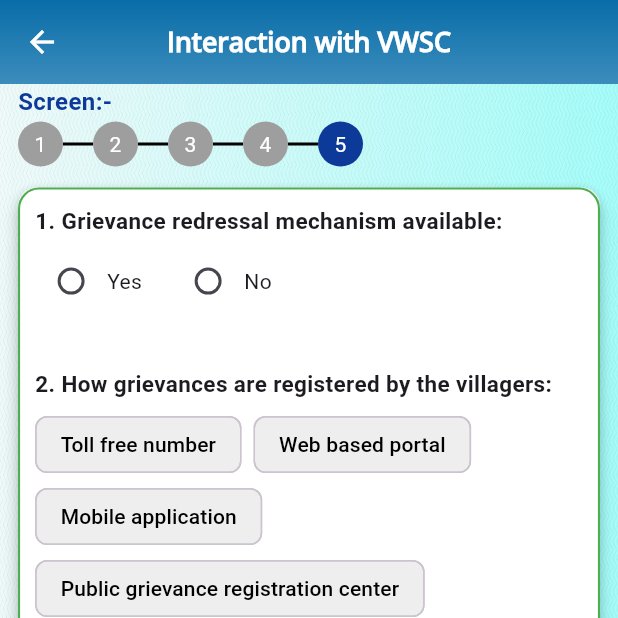
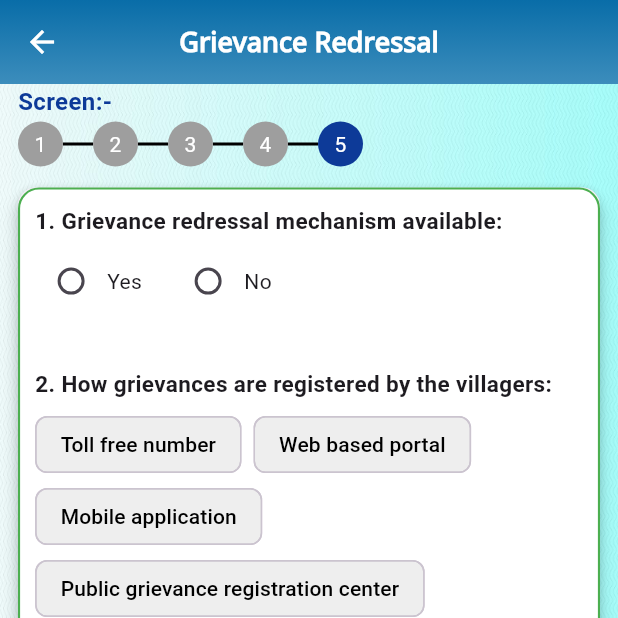
Before and after one commit to shubhamdevgupta/cno_inspector, a Flutter app: the GrievancePartE screen opened by its route, on a phone screen of 412 x 824 dp, the top half of it. Run offline on Flutter 3.47's test engine with Material 3 defaults, Android fonts, the phone set to English and light mode, and no system bars; our stand-ins replace connectivity_plus, device_info_plus, flutter_image_compress, fluttertoast, image_picker, shared_preferences; missing offline and left inert: encrypt; accounts and stored records are empty.

Commit message:
VWSM updated

```diff
--- a/lib/provider/vwscInfoProvider/VwscProvider.dart
+++ b/lib/provider/vwscInfoProvider/VwscProvider.dart
@@ -465,7 +465,7 @@ class Vwscprovider extends ChangeNotifier {
         communitySatisfactionWithWq: communitySatisfactionWithWq,
         createdBy: createdBy,
       );
-
+      _status=response.status;
       _message = response.message;
       return response.status ?? false;
     } catch (e) {
@@ -600,6 +600,7 @@ class Vwscprovider extends ChangeNotifier {
         createdBy: createdBy,
       );
 
+      _status=response.status;
       _message = response.message;
       return response.status ?? false;
     } catch (e) {
@@ -684,7 +685,7 @@ class Vwscprovider extends ChangeNotifier {
         registrationTypes: registrationTypes,
         createdBy: createdBy,
       );
-
+      _status=response.status;
       _message = response.message;
       return response.status ?? false;
     } catch (e) {
--- a/lib/views/InteractionVWSC/GrievancePartE.dart
+++ b/lib/views/InteractionVWSC/GrievancePartE.dart
@@ -37,7 +37,7 @@ class _GrievancePartE extends State<GrievancePartE> {
           // Removes the default back button
           centerTitle: true,
           title: Text(
-            "Interaction with VWSC",
+            "Grievance Redressal",
             style: AppStyles.appBarTitle,
           ),
           leading: IconButton(
@@ -147,7 +147,7 @@ class _GrievancePartE extends State<GrievancePartE> {
                                       ),
                                     ),
                                     onPressed: () async{
-                                      await LoaderUtils.conditionalLoader(isLoading: vwscProvider.isLoading);
+                                       LoaderUtils.showLoadingWithMessage(context ,isLoading: true,message: "Grievance Redressal");
                                       await vwscProvider.saveGrievanceRedressal(userId: _localStorageService.getInt(AppConstants.prefUserId)!, stateId: vwscProvider.stateId!,
                                           villageId: vwscProvider.villageId!, grievanceMechanismAvailable: vwscProvider.selectedGrievanceMechanismId,
                                           grievanceTurnAroundTime: vwscProvider.selectedTurnAroundTimeId, registrationTypes: vwscProvider.selectedGrievanceMethodIds,
--- a/lib/views/InteractionVWSC/WaterQualityPartD.dart
+++ b/lib/views/InteractionVWSC/WaterQualityPartD.dart
@@ -157,7 +157,7 @@ LocalStorageService _localStorageService =LocalStorageService();
                                       ),
                                     ),
                                     onPressed: () async{
-                                      await LoaderUtils.conditionalLoader(isLoading: vwscProvider.isLoading);
+                                       LoaderUtils.showLoadingWithMessage(context, isLoading: true,message: "Saving Water Quality Monitoring");
 
                                       await vwscProvider.saveWaterQualityMonitoring(userId:_localStorageService.getInt(AppConstants.prefUserId)!, stateId: vwscProvider.stateId!,
                                           villageId: vwscProvider.villageId!, isFtkAvailable: vwscProvider.selectedFTKAvailabilityId,
```
